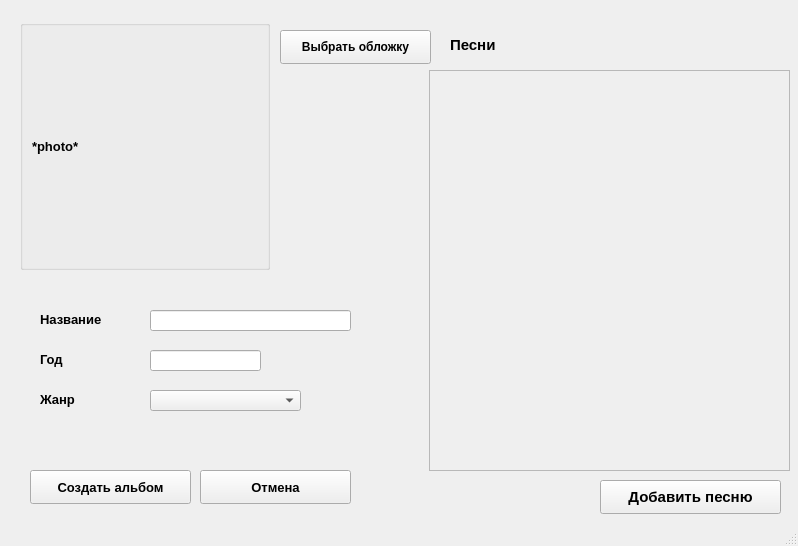
The window that ui/album_creation.ui (gepron1x/blacklandradio) describes before a commit, drawn with Qt 5.
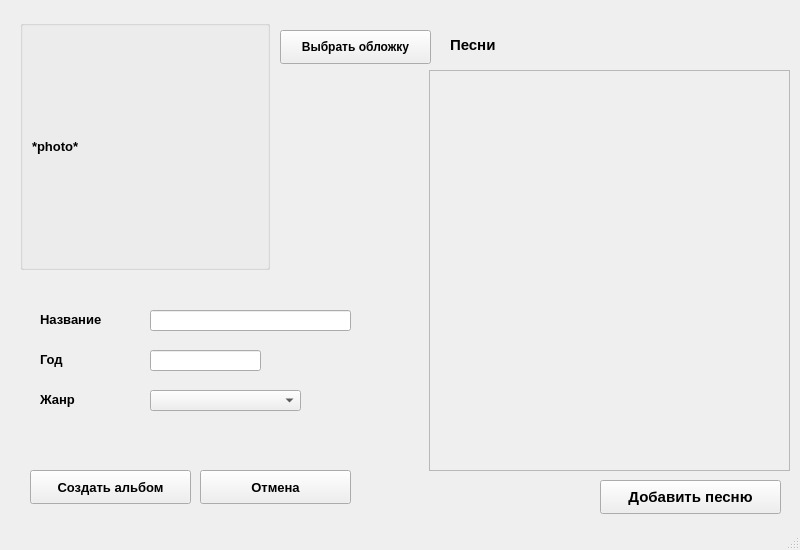
The same window after the commit.

What changed in the file:
```diff
--- a/ui/album_creation.ui
+++ b/ui/album_creation.ui
@@ -6,10 +6,16 @@
    <rect>
     <x>0</x>
     <y>0</y>
-    <width>798</width>
-    <height>546</height>
+    <width>800</width>
+    <height>550</height>
    </rect>
   </property>
+  <property name="minimumSize">
+   <size>
+    <width>800</width>
+    <height>550</height>
+   </size>
+  </property>
   <property name="font">
    <font>
     <pointsize>10</pointsize>
```
